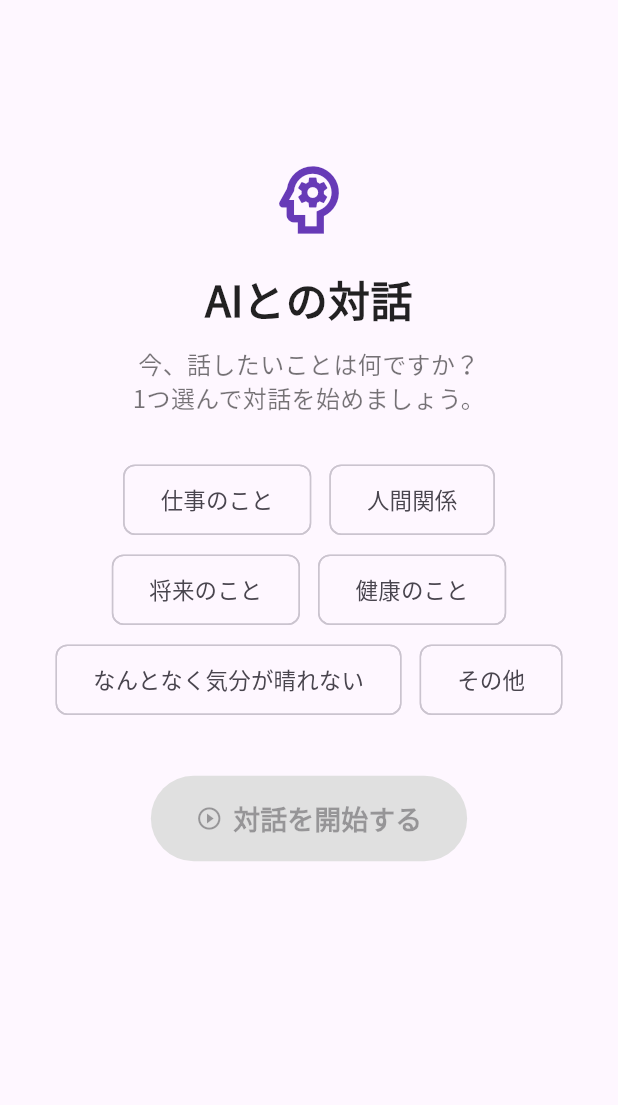
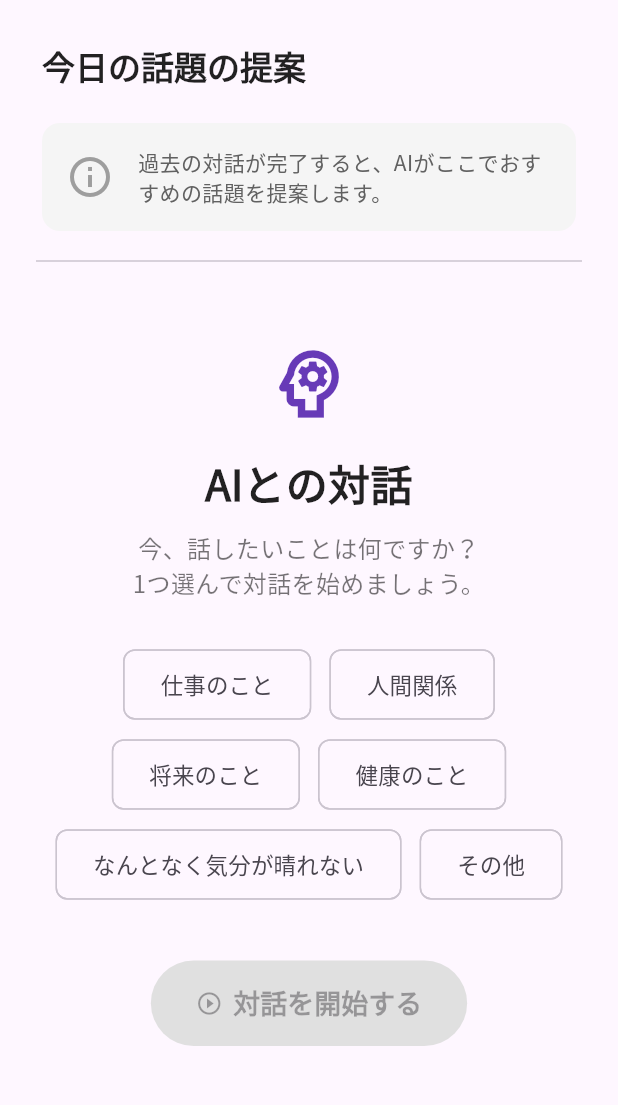
Before and after one commit to akasaya/gcp-guchi-app, a Flutter app: the HomeScreen screen opened directly, on a phone screen of 412 x 824 dp, the part 63-1168 px from its top. Run offline on Flutter 3.47's test engine with Material 3 defaults, Android fonts, the phone set to English and light mode, and no system bars; our stand-ins replace cloud_firestore, dio, firebase_auth, firebase_core, fl_chart, flutter_chat_types and 7 more; missing offline and left inert: firebase_app_check, graphview; accounts and stored records are empty; generated files the repository leaves out were written again; network calls fail.

Commit message:
グラフの更新、要約の表示、ホーム画面の通知表示

```diff
--- a/frontend/lib/screens/home_screen.dart
+++ b/frontend/lib/screens/home_screen.dart
@@ -302,27 +302,23 @@ class _HomeScreenState extends ConsumerState<HomeScreen> { // ConsumerState に
   }
 
   Widget _buildSuggestionSection() {
-    // 提案がない、かつロード中でもない場合は、余白も何も表示しない
-    if (!_isLoadingSuggestions && _proactiveSuggestion == null && _fetchError == null) {
-      return const SizedBox.shrink();
-    }
-
     return Column(
       crossAxisAlignment: CrossAxisAlignment.start,
       children: [
         const SizedBox(height: 16), // 上部の余白
         _buildSectionHeader('今日の話題の提案'),
         const SizedBox(height: 12),
-        if (_isLoadingSuggestions)
-          const Center(child: CircularProgressIndicator())
-        else if (_fetchError != null)
-          Center(
+
+        // 提案の状態に応じて表示を切り替える
+        _isLoadingSuggestions
+            ? const Center(child: CircularProgressIndicator())
+            : _fetchError != null
+                ? Center(
                     child: Column(
                       children: [
                         const Icon(Icons.cloud_off, color: Colors.grey, size: 40),
                         const SizedBox(height: 8),
-                Text(_fetchError!,
-                    style: TextStyle(color: Colors.grey.shade700)),
+                        Text(_fetchError!, style: TextStyle(color: Colors.grey.shade700)),
                         const SizedBox(height: 8),
                         TextButton(
                           key: const Key('retry_button'),
@@ -332,10 +328,10 @@ class _HomeScreenState extends ConsumerState<HomeScreen> { // ConsumerState に
                       ],
                     ),
                   )
-        else if (_proactiveSuggestion != null)
-          _buildProactiveSuggestionCard(_proactiveSuggestion!),
+                : _proactiveSuggestion != null
+                    ? _buildProactiveSuggestionCard(_proactiveSuggestion!)
+                    : _buildNoSuggestionCard(), // ★ 提案がない場合の表示を追加
 
-        // 提案カードの下に区切り線を追加
         const Divider(height: 32, thickness: 1),
       ],
     );
@@ -350,6 +346,30 @@ class _HomeScreenState extends ConsumerState<HomeScreen> { // ConsumerState に
             .textTheme
             .titleLarge
             ?.copyWith(fontWeight: FontWeight.bold),
+      ),
+    );
+  }
+
+    // ★ 追加: 提案がない場合に表示するカード
+  Widget _buildNoSuggestionCard() {
+    return Card(
+      elevation: 0,
+      color: Colors.grey.shade100,
+      shape: RoundedRectangleBorder(borderRadius: BorderRadius.circular(12)),
+      child: Padding(
+        padding: const EdgeInsets.all(16.0),
+        child: Row(
+          children: [
+            Icon(Icons.info_outline, color: Colors.grey.shade500, size: 32),
+            const SizedBox(width: 16),
+            Expanded(
+              child: Text(
+                '過去の対話が完了すると、AIがここでおすすめの話題を提案します。',
+                style: TextStyle(fontSize: 14, color: Colors.grey.shade700),
+              ),
+            ),
+          ],
+        ),
       ),
     );
   }
--- a/frontend/lib/screens/summary_screen.dart
+++ b/frontend/lib/screens/summary_screen.dart
@@ -31,27 +31,42 @@ class _SummaryScreenState extends ConsumerState<SummaryScreen> {
   Stream<DocumentSnapshot>? _sessionStream;
   bool _isContinuing = false;
 
+
   @override
   void initState() {
     super.initState();
-    // 注入されたインスタンス、またはRiverpodから取得したインスタンスを使うように修正
     _apiService = widget.apiService ?? ref.read(apiServiceProvider);
     _firestore = widget.firestore ?? FirebaseFirestore.instance;
+    _initializeStream(); // ★ initStateで初期化
+  }
 
-    // ★★★ ここからが修正箇所です ★★★
+  // ★ 追加: ウィジェットが更新されたときにストリームを再設定
+  @override
+  void didUpdateWidget(covariant SummaryScreen oldWidget) {
+    super.didUpdateWidget(oldWidget);
+    if (widget.sessionId != oldWidget.sessionId) {
+      // sessionIdが変わったら、ストリームを新しいIDで再初期化
+      _initializeStream();
+    }
+  }
+
+  // ★ 追加: ストリームを初期化するロジックを別メソッドに切り出し
+  void _initializeStream() {
     final user = ref.read(firebaseAuthProvider).currentUser;
     if (user != null) {
+      setState(() { // setStateでラップしてUIを更新
         _sessionStream = _firestore
             .collection('users')
             .doc(user.uid)
             .collection('sessions')
             .doc(widget.sessionId)
             .snapshots();
+      });
     } else {
-      // ユーザーが取得できない場合は、エラーを流すストリームを設定
+      setState(() { // setStateでラップしてUIを更新
         _sessionStream = Stream.error('ユーザーが認証されていません。');
+      });
     }
-    // ★★★ ここまでが修正箇所です ★★★
   }
 
   void _showLoadingDialog() {
@@ -212,6 +227,8 @@ class _SummaryScreenState extends ConsumerState<SummaryScreen> {
                         border: Border.all(color: Colors.grey.shade300),
                         borderRadius: BorderRadius.circular(12),
                       ),
+                      // ★ 修正: SingleChildScrollViewでラップ
+                      child: SingleChildScrollView(
                         child: Markdown(
                           data: insights,
                           styleSheet: MarkdownStyleSheet.fromTheme(Theme.of(context))
@@ -224,6 +241,7 @@ class _SummaryScreenState extends ConsumerState<SummaryScreen> {
                                 .textTheme
                                 .titleMedium
                                 ?.copyWith(fontWeight: FontWeight.bold),
+                          ),
                         ),
                       ),
                     ),
```
Also changed, not shown: 1 other file. Lines whose indentation alone changed are shown as unchanged.
